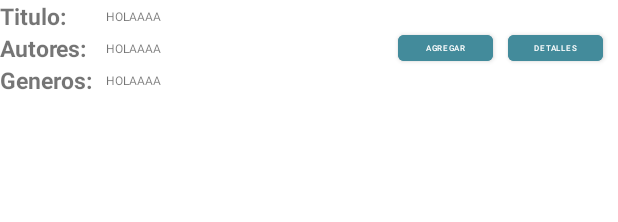
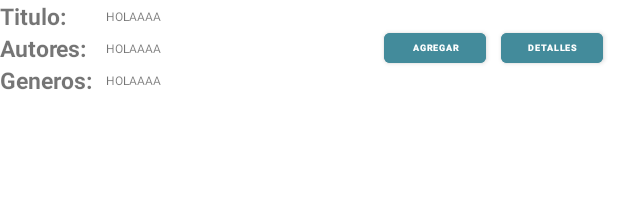
Before and after one commit to ChechoDev1/BookBeaconApp, an Android app: the layout item_book.xml on its own in the app's theme, with its tools: preview values and no code run, on a phone screen of 412 x 824 dp. Shown: the top 222 px of the screen. Run offline under Robolectric (Android 15) with nearby library versions, the phone set to English and light mode, and no system bars.

Commit message:
The last commit v.final

```diff
--- a/app/src/main/res/layout/item_book.xml
+++ b/app/src/main/res/layout/item_book.xml
@@ -1,104 +1,111 @@
 <!-- item_book.xml -->
 <androidx.constraintlayout.widget.ConstraintLayout xmlns:android="http://schemas.android.com/apk/res/android"
+    xmlns:app="http://schemas.android.com/apk/res-auto"
+    xmlns:tools="http://schemas.android.com/tools"
     android:layout_width="match_parent"
-    android:layout_height="wrap_content"
-    xmlns:app="http://schemas.android.com/apk/res-auto"
-    xmlns:tools="http://schemas.android.com/tools">
+    android:layout_height="wrap_content">
+
     <TextView
         android:id="@+id/tvTitle"
         android:layout_width="65dp"
         android:layout_height="wrap_content"
+        android:layout_marginEnd="12dp"
         android:text="Titulo: "
         android:textSize="15dp"
         android:textStyle="bold"
-        android:layout_marginEnd="12dp"
         app:layout_constraintStart_toStartOf="parent"
         app:layout_constraintTop_toTopOf="parent" />
+
     <TextView
         android:id="@+id/titleTextView"
         android:layout_width="0dp"
         android:layout_height="wrap_content"
         android:layout_marginStart="5dp"
         android:layout_marginEnd="12dp"
+        android:ellipsize="end"
+        android:maxLines="1"
+        android:text="HOLAAAA"
         android:textSize="8dp"
-        android:text="HOLAAAA"
-        android:maxLines="1"
-        android:ellipsize="end"
+        app:layout_constraintBottom_toBottomOf="@id/tvTitle"
+        app:layout_constraintEnd_toStartOf="@+id/agregar"
         app:layout_constraintStart_toEndOf="@+id/tvTitle"
-        app:layout_constraintTop_toTopOf="@+id/tvTitle"
-        app:layout_constraintBottom_toBottomOf="@id/tvTitle"
-        app:layout_constraintEnd_toStartOf="@+id/agregar"/>
+        app:layout_constraintTop_toTopOf="@+id/tvTitle" />
+
     <TextView
         android:id="@+id/tvAuthor"
         android:layout_width="65dp"
         android:layout_height="wrap_content"
+        android:layout_marginEnd="12dp"
+        android:text="Autores: "
         android:textSize="15dp"
         android:textStyle="bold"
-        android:text="Autores: "
-        android:layout_marginEnd="12dp"
         app:layout_constraintStart_toStartOf="parent"
-        app:layout_constraintTop_toBottomOf="@+id/tvTitle"/>
+        app:layout_constraintTop_toBottomOf="@+id/tvTitle" />
+
     <TextView
         android:id="@+id/authorTextView"
         android:layout_width="0dp"
         android:layout_height="wrap_content"
         android:layout_marginStart="5dp"
+        android:layout_marginEnd="12dp"
+        android:ellipsize="end"
+        android:maxLines="1"
+        android:text="HOLAAAA"
         android:textSize="8dp"
-        android:text="HOLAAAA"
-        android:maxLines="1"
-        android:ellipsize="end"
-        android:layout_marginEnd="12dp"
+        app:layout_constraintBottom_toBottomOf="@id/tvAuthor"
+        app:layout_constraintEnd_toStartOf="@+id/agregar"
         app:layout_constraintStart_toEndOf="@+id/tvAuthor"
-        app:layout_constraintTop_toTopOf="@id/tvAuthor"
-        app:layout_constraintBottom_toBottomOf="@id/tvAuthor"
-        app:layout_constraintEnd_toStartOf="@+id/agregar"/>
+        app:layout_constraintTop_toTopOf="@id/tvAuthor" />
+
     <TextView
         android:id="@+id/tvGenres"
         android:layout_width="65dp"
         android:layout_height="wrap_content"
+        android:text="Generos: "
         android:textSize="15dp"
         android:textStyle="bold"
-        android:text="Generos: "
         app:layout_constraintStart_toStartOf="parent"
-        app:layout_constraintTop_toBottomOf="@+id/tvAuthor"/>
+        app:layout_constraintTop_toBottomOf="@+id/tvAuthor" />
+
     <TextView
         android:id="@+id/genresTextView"
         android:layout_width="0dp"
         android:layout_height="wrap_content"
         android:layout_marginStart="5dp"
         android:layout_marginEnd="12dp"
+        android:ellipsize="end"
+        android:maxLines="1"
+        android:text="HOLAAAA"
         android:textSize="8dp"
-        android:text="HOLAAAA"
-        android:maxLines="1"
-        android:ellipsize="end"
+        app:layout_constraintBottom_toBottomOf="@id/tvGenres"
+        app:layout_constraintEnd_toStartOf="@+id/agregar"
         app:layout_constraintStart_toEndOf="@+id/tvGenres"
-        app:layout_constraintTop_toTopOf="@id/tvGenres"
-        app:layout_constraintBottom_toBottomOf="@id/tvGenres"
-        app:layout_constraintEnd_toStartOf="@+id/agregar"/>
+        app:layout_constraintTop_toTopOf="@id/tvGenres" />
 
     <Button
         android:id="@+id/agregar"
-        android:layout_width="63dp"
-        android:layout_height="29dp"
+        android:layout_width="68dp"
+        android:layout_height="32dp"
         android:layout_marginEnd="10dp"
         android:backgroundTint="@color/colorPrimary"
-        android:layout_marginStart="10dp"
         android:text="Agregar"
         android:textColor="@color/white"
-        android:textSize="5dp"
+        android:textSize="6dp"
+        android:textStyle="bold"
         app:layout_constraintBottom_toBottomOf="parent"
-        app:layout_constraintTop_toTopOf="parent"
-        app:layout_constraintEnd_toStartOf="@id/detalles"/>
+        app:layout_constraintEnd_toStartOf="@id/detalles"
+        app:layout_constraintTop_toTopOf="parent" />
 
     <Button
         android:id="@+id/detalles"
-        android:layout_width="63dp"
-        android:layout_height="29dp"
+        android:layout_width="68dp"
+        android:layout_height="32dp"
         android:layout_marginEnd="10dp"
         android:backgroundTint="@color/colorPrimary"
         android:text="Detalles"
         android:textColor="@color/white"
-        android:textSize="5dp"
+        android:textSize="6dp"
+        android:textStyle="bold"
         app:layout_constraintBottom_toBottomOf="parent"
         app:layout_constraintEnd_toEndOf="parent"
         app:layout_constraintTop_toTopOf="parent" />
--- a/app/src/main/res/layout/item_saved_book.xml
+++ b/app/src/main/res/layout/item_saved_book.xml
@@ -78,13 +78,14 @@
 
     <Button
         android:id="@+id/detalles"
-        android:layout_width="63dp"
-        android:layout_height="29dp"
+        android:layout_width="68dp"
+        android:layout_height="32dp"
         android:layout_marginEnd="10dp"
         android:backgroundTint="@color/colorPrimary"
         android:text="Detalles"
         android:textColor="@color/white"
-        android:textSize="5dp"
+        android:textStyle="bold"
+        android:textSize="6dp"
         app:layout_constraintBottom_toBottomOf="parent"
         app:layout_constraintEnd_toEndOf="parent"
         app:layout_constraintTop_toTopOf="parent" />
```
